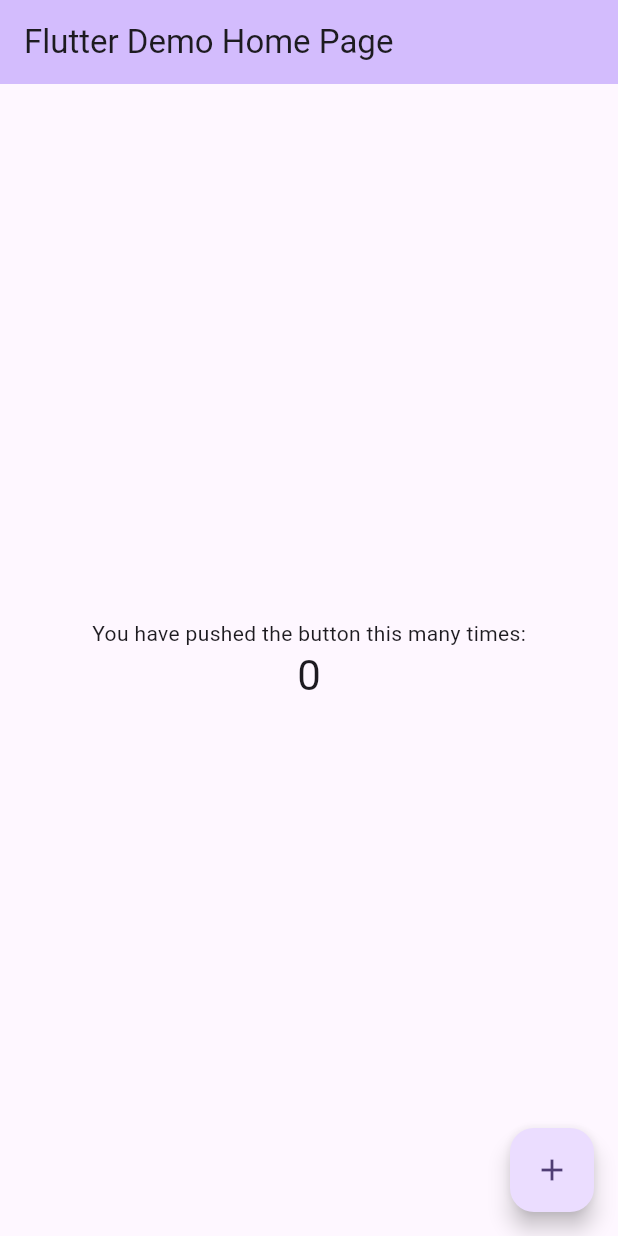
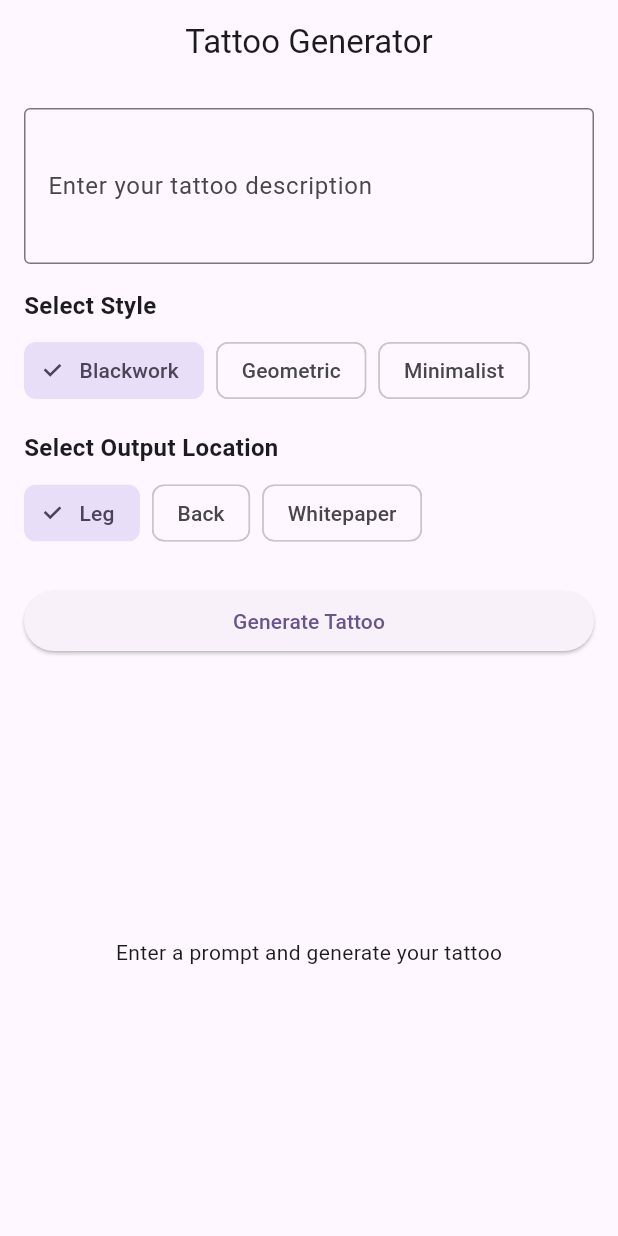
Before and after one commit to ssertgoz/TattoApp, a Flutter app: the screen it shows after launch, on a phone screen of 412 x 824 dp. Run offline on Flutter 3.47's test engine with Material 3 defaults, Android fonts, the phone set to English and light mode, and no system bars; our stand-ins replace dartz, dio, equatable, flutter_bloc, get_it.

Commit message:
mobile app generator page is ready with mock data and simple UI

```diff
--- /dev/null
+++ b/tatto_app_mobile/lib/core/error/failures.dart
@@ -0,0 +1,17 @@
+import 'package:equatable/equatable.dart';
+
+abstract class Failure extends Equatable {
+  final String message;
+  const Failure(this.message);
+
+  @override
+  List<Object> get props => [message];
+}
+
+class ServerFailure extends Failure {
+  const ServerFailure(String message) : super(message);
+}
+
+class NetworkFailure extends Failure {
+  const NetworkFailure(String message) : super(message);
+}
--- /dev/null
+++ b/tatto_app_mobile/lib/core/usecases/usecase.dart
@@ -0,0 +1,12 @@
+import 'package:dartz/dartz.dart';
+import 'package:equatable/equatable.dart';
+import '../error/failures.dart';
+
+abstract class UseCase<Type, Params> {
+  Future<Either<Failure, Type>> call(Params params);
+}
+
+class NoParams extends Equatable {
+  @override
+  List<Object> get props => [];
+}
--- /dev/null
+++ b/tatto_app_mobile/lib/features/tattoo_generator/data/datasources/tattoo_remote_data_source.dart
@@ -0,0 +1,32 @@
+import 'package:dio/dio.dart';
+import '../models/tattoo_model.dart';
+
+abstract class TattooRemoteDataSource {
+  Future<TattooModel> generateTattoo({
+    required String prompt,
+    required String style,
+    required String outputLocation,
+  });
+}
+
+class TattooRemoteDataSourceImpl implements TattooRemoteDataSource {
+  final Dio dio;
+
+  TattooRemoteDataSourceImpl({required this.dio});
+
+  @override
+  Future<TattooModel> generateTattoo({
+    required String prompt,
+    required String style,
+    required String outputLocation,
+  }) async {
+    // TODO: Replace with actual API call
+    // For now, return mock data
+    return TattooModel(
+      imageUrl: 'https://picsum.photos/200/300',
+      prompt: prompt,
+      style: style,
+      outputLocation: outputLocation,
+    );
+  }
+}
--- /dev/null
+++ b/tatto_app_mobile/lib/features/tattoo_generator/data/models/tattoo_model.dart
@@ -0,0 +1,33 @@
+import '../../domain/entities/tattoo.dart';
+
+class TattooModel extends Tattoo {
+  const TattooModel({
+    required String imageUrl,
+    required String prompt,
+    required String style,
+    required String outputLocation,
+  }) : super(
+          imageUrl: imageUrl,
+          prompt: prompt,
+          style: style,
+          outputLocation: outputLocation,
+        );
+
+  factory TattooModel.fromJson(Map<String, dynamic> json) {
+    return TattooModel(
+      imageUrl: json['imageUrl'] as String,
+      prompt: json['prompt'] as String,
+      style: json['style'] as String,
+      outputLocation: json['outputLocation'] as String,
+    );
+  }
+
+  Map<String, dynamic> toJson() {
+    return {
+      'imageUrl': imageUrl,
+      'prompt': prompt,
+      'style': style,
+      'outputLocation': outputLocation,
+    };
+  }
+}
--- /dev/null
+++ b/tatto_app_mobile/lib/features/tattoo_generator/data/repositories/tattoo_repository_impl.dart
@@ -0,0 +1,30 @@
+import 'package:dartz/dartz.dart';
+
+import '../../../../core/error/failures.dart';
+import '../../domain/entities/tattoo.dart';
+import '../../domain/repositories/tattoo_repository.dart';
+import '../datasources/tattoo_remote_data_source.dart';
+
+class TattooRepositoryImpl implements TattooRepository {
+  final TattooRemoteDataSource remoteDataSource;
+
+  TattooRepositoryImpl({required this.remoteDataSource});
+
+  @override
+  Future<Either<Failure, Tattoo>> generateTattoo({
+    required String prompt,
+    required String style,
+    required String outputLocation,
+  }) async {
+    try {
+      final tattoo = await remoteDataSource.generateTattoo(
+        prompt: prompt,
+        style: style,
+        outputLocation: outputLocation,
+      );
+      return Right(tattoo);
+    } catch (e) {
+      return Left(ServerFailure(e.toString()));
+    }
+  }
+}
--- /dev/null
+++ b/tatto_app_mobile/lib/features/tattoo_generator/domain/entities/tattoo.dart
@@ -0,0 +1,18 @@
+import 'package:equatable/equatable.dart';
+
+class Tattoo extends Equatable {
+  final String imageUrl;
+  final String prompt;
+  final String style;
+  final String outputLocation;
+
+  const Tattoo({
+    required this.imageUrl,
+    required this.prompt,
+    required this.style,
+    required this.outputLocation,
+  });
+
+  @override
+  List<Object> get props => [imageUrl, prompt, style, outputLocation];
+}
--- /dev/null
+++ b/tatto_app_mobile/lib/features/tattoo_generator/domain/repositories/tattoo_repository.dart
@@ -0,0 +1,11 @@
+import 'package:dartz/dartz.dart';
+import '../../../../core/error/failures.dart';
+import '../entities/tattoo.dart';
+
+abstract class TattooRepository {
+  Future<Either<Failure, Tattoo>> generateTattoo({
+    required String prompt,
+    required String style,
+    required String outputLocation,
+  });
+}
--- /dev/null
+++ b/tatto_app_mobile/lib/features/tattoo_generator/domain/usecases/generate_tattoo.dart
@@ -0,0 +1,36 @@
+import 'package:dartz/dartz.dart';
+import 'package:equatable/equatable.dart';
+import '../../../../core/error/failures.dart';
+import '../../../../core/usecases/usecase.dart';
+import '../entities/tattoo.dart';
+import '../repositories/tattoo_repository.dart';
+
+class GenerateTattoo implements UseCase<Tattoo, GenerateTattooParams> {
+  final TattooRepository repository;
+
+  GenerateTattoo(this.repository);
+
+  @override
+  Future<Either<Failure, Tattoo>> call(GenerateTattooParams params) async {
+    return await repository.generateTattoo(
+      prompt: params.prompt,
+      style: params.style,
+      outputLocation: params.outputLocation,
+    );
+  }
+}
+
+class GenerateTattooParams extends Equatable {
+  final String prompt;
+  final String style;
+  final String outputLocation;
+
+  const GenerateTattooParams({
+    required this.prompt,
+    required this.style,
+    required this.outputLocation,
+  });
+
+  @override
+  List<Object> get props => [prompt, style, outputLocation];
+}
--- /dev/null
+++ b/tatto_app_mobile/lib/features/tattoo_generator/presentation/bloc/tattoo_generator_bloc.dart
@@ -0,0 +1,35 @@
+import 'package:flutter_bloc/flutter_bloc.dart';
+import 'package:equatable/equatable.dart';
+import '../../domain/entities/tattoo.dart';
+import '../../domain/usecases/generate_tattoo.dart';
+
+part 'tattoo_generator_event.dart';
+part 'tattoo_generator_state.dart';
+
+class TattooGeneratorBloc extends Bloc<TattooGeneratorEvent, TattooGeneratorState> {
+  final GenerateTattoo generateTattoo;
+
+  TattooGeneratorBloc({required this.generateTattoo}) : super(TattooGeneratorInitial()) {
+    on<GenerateTattooEvent>(_onGenerateTattoo);
+  }
+
+  Future<void> _onGenerateTattoo(
+    GenerateTattooEvent event,
+    Emitter<TattooGeneratorState> emit,
+  ) async {
+    emit(TattooGeneratorLoading());
+
+    final result = await generateTattoo(
+      GenerateTattooParams(
+        prompt: event.prompt,
+        style: event.style,
+        outputLocation: event.outputLocation,
+      ),
+    );
+
+    result.fold(
+      (failure) => emit(TattooGeneratorError(failure.message)),
+      (tattoo) => emit(TattooGeneratorSuccess(tattoo)),
+    );
+  }
+}
--- /dev/null
+++ b/tatto_app_mobile/lib/features/tattoo_generator/presentation/bloc/tattoo_generator_event.dart
@@ -0,0 +1,23 @@
+part of 'tattoo_generator_bloc.dart';
+
+abstract class TattooGeneratorEvent extends Equatable {
+  const TattooGeneratorEvent();
+
+  @override
+  List<Object> get props => [];
+}
+
+class GenerateTattooEvent extends TattooGeneratorEvent {
+  final String prompt;
+  final String style;
+  final String outputLocation;
+
+  const GenerateTattooEvent({
+    required this.prompt,
+    required this.style,
+    required this.outputLocation,
+  });
+
+  @override
+  List<Object> get props => [prompt, style, outputLocation];
+}
--- /dev/null
+++ b/tatto_app_mobile/lib/features/tattoo_generator/presentation/bloc/tattoo_generator_state.dart
@@ -0,0 +1,30 @@
+part of 'tattoo_generator_bloc.dart';
+
+abstract class TattooGeneratorState extends Equatable {
+  const TattooGeneratorState();
+
+  @override
+  List<Object> get props => [];
+}
+
+class TattooGeneratorInitial extends TattooGeneratorState {}
+
+class TattooGeneratorLoading extends TattooGeneratorState {}
+
+class TattooGeneratorSuccess extends TattooGeneratorState {
+  final Tattoo tattoo;
+
+  const TattooGeneratorSuccess(this.tattoo);
+
+  @override
+  List<Object> get props => [tattoo];
+}
+
+class TattooGeneratorError extends TattooGeneratorState {
+  final String message;
+
+  const TattooGeneratorError(this.message);
+
+  @override
+  List<Object> get props => [message];
+}
--- /dev/null
+++ b/tatto_app_mobile/lib/features/tattoo_generator/presentation/pages/tattoo_generator_page.dart
@@ -0,0 +1,104 @@
+import 'package:flutter/material.dart';
+import 'package:flutter_bloc/flutter_bloc.dart';
+import '../bloc/tattoo_generator_bloc.dart';
+import '../widgets/style_selector.dart';
+import '../widgets/output_location_selector.dart';
+
+class TattooGeneratorPage extends StatefulWidget {
+  const TattooGeneratorPage({super.key});
+
+  @override
+  State<TattooGeneratorPage> createState() => _TattooGeneratorPageState();
+}
+
+class _TattooGeneratorPageState extends State<TattooGeneratorPage> {
+  final _promptController = TextEditingController();
+  String _selectedStyle = 'Blackwork';
+  String _selectedLocation = 'Leg';
+
+  @override
+  void dispose() {
+    _promptController.dispose();
+    super.dispose();
+  }
+
+  void _generateTattoo() {
+    context.read<TattooGeneratorBloc>().add(
+          GenerateTattooEvent(
+            prompt: _promptController.text,
+            style: _selectedStyle,
+            outputLocation: _selectedLocation,
+          ),
+        );
+  }
+
+  @override
+  Widget build(BuildContext context) {
+    return Scaffold(
+      appBar: AppBar(
+        title: const Text('Tattoo Generator'),
+        centerTitle: true,
+      ),
+      body: Padding(
+        padding: const EdgeInsets.all(16.0),
+        child: Column(
+          crossAxisAlignment: CrossAxisAlignment.stretch,
+          children: [
+            TextField(
+              controller: _promptController,
+              decoration: const InputDecoration(
+                labelText: 'Enter your tattoo description',
+                border: OutlineInputBorder(),
+              ),
+              maxLines: 3,
+            ),
+            const SizedBox(height: 16),
+            StyleSelector(
+              selectedStyle: _selectedStyle,
+              onStyleSelected: (style) {
+                setState(() => _selectedStyle = style);
+              },
+            ),
+            const SizedBox(height: 16),
+            OutputLocationSelector(
+              selectedLocation: _selectedLocation,
+              onLocationSelected: (location) {
+                setState(() => _selectedLocation = location);
+              },
+            ),
+            const SizedBox(height: 24),
+            ElevatedButton(
+              onPressed: _generateTattoo,
+              child: const Text('Generate Tattoo'),
+            ),
+            const SizedBox(height: 24),
+            Expanded(
+              child: BlocBuilder<TattooGeneratorBloc, TattooGeneratorState>(
+                builder: (context, state) {
+                  if (state is TattooGeneratorLoading) {
+                    return const Center(child: CircularProgressIndicator());
+                  } else if (state is TattooGeneratorSuccess) {
+                    return Image.network(
+                      state.tattoo.imageUrl,
+                      fit: BoxFit.contain,
+                    );
+                  } else if (state is TattooGeneratorError) {
+                    return Center(
+                      child: Text(
+                        state.message,
+                        style: const TextStyle(color: Colors.red),
+                      ),
+                    );
+                  }
+                  return const Center(
+                    child: Text('Enter a prompt and generate your tattoo'),
+                  );
+                },
+              ),
+            ),
+          ],
+        ),
+      ),
+    );
+  }
+}
--- /dev/null
+++ b/tatto_app_mobile/lib/features/tattoo_generator/presentation/widgets/output_location_selector.dart
@@ -0,0 +1,42 @@
+import 'package:flutter/material.dart';
+
+class OutputLocationSelector extends StatelessWidget {
+  final String selectedLocation;
+  final Function(String) onLocationSelected;
+
+  const OutputLocationSelector({
+    super.key,
+    required this.selectedLocation,
+    required this.onLocationSelected,
+  });
+
+  static const locations = ['Leg', 'Back', 'Whitepaper'];
+
+  @override
+  Widget build(BuildContext context) {
+    return Column(
+      crossAxisAlignment: CrossAxisAlignment.stretch,
+      children: [
+        const Text(
+          'Select Output Location',
+          style: TextStyle(fontSize: 16, fontWeight: FontWeight.bold),
+        ),
+        const SizedBox(height: 8),
+        Wrap(
+          spacing: 8,
+          children: locations.map((location) {
+            return ChoiceChip(
+              label: Text(location),
+              selected: selectedLocation == location,
+              onSelected: (selected) {
+                if (selected) {
+                  onLocationSelected(location);
+                }
+              },
+            );
+          }).toList(),
+        ),
+      ],
+    );
+  }
+}
--- /dev/null
+++ b/tatto_app_mobile/lib/features/tattoo_generator/presentation/widgets/style_selector.dart
@@ -0,0 +1,42 @@
+import 'package:flutter/material.dart';
+
+class StyleSelector extends StatelessWidget {
+  final String selectedStyle;
+  final Function(String) onStyleSelected;
+
+  const StyleSelector({
+    super.key,
+    required this.selectedStyle,
+    required this.onStyleSelected,
+  });
+
+  static const styles = ['Blackwork', 'Geometric', 'Minimalist'];
+
+  @override
+  Widget build(BuildContext context) {
+    return Column(
+      crossAxisAlignment: CrossAxisAlignment.stretch,
+      children: [
+        const Text(
+          'Select Style',
+          style: TextStyle(fontSize: 16, fontWeight: FontWeight.bold),
+        ),
+        const SizedBox(height: 8),
+        Wrap(
+          spacing: 8,
+          children: styles.map((style) {
+            return ChoiceChip(
+              label: Text(style),
+              selected: selectedStyle == style,
+              onSelected: (selected) {
+                if (selected) {
+                  onStyleSelected(style);
+                }
+              },
+            );
+          }).toList(),
+        ),
+      ],
+    );
+  }
+}
--- /dev/null
+++ b/tatto_app_mobile/lib/injection_container.dart
@@ -0,0 +1,26 @@
+import 'package:dio/dio.dart';
+import 'package:get_it/get_it.dart';
+import 'features/tattoo_generator/data/datasources/tattoo_remote_data_source.dart';
+import 'features/tattoo_generator/data/repositories/tattoo_repository_impl.dart';
+import 'features/tattoo_generator/domain/repositories/tattoo_repository.dart';
+import 'features/tattoo_generator/domain/usecases/generate_tattoo.dart';
+
+final sl = GetIt.instance;
+
+Future<void> init() async {
+  // Use cases
+  sl.registerLazySingleton(() => GenerateTattoo(sl()));
+
+  // External
+  sl.registerLazySingleton(() => Dio());
+
+  // Data sources
+  sl.registerLazySingleton<TattooRemoteDataSource>(
+    () => TattooRemoteDataSourceImpl(dio: sl()),
+  );
+
+  // Repository
+  sl.registerLazySingleton<TattooRepository>(
+    () => TattooRepositoryImpl(remoteDataSource: sl()),
+  );
+}
--- a/tatto_app_mobile/lib/main.dart
+++ b/tatto_app_mobile/lib/main.dart
@@ -1,125 +1,34 @@
 import 'package:flutter/material.dart';
+import 'package:flutter_bloc/flutter_bloc.dart';
+import 'injection_container.dart' as di;
+import 'features/tattoo_generator/presentation/bloc/tattoo_generator_bloc.dart';
+import 'features/tattoo_generator/presentation/pages/tattoo_generator_page.dart';
 
-void main() {
+final getIt = di.sl;
+
+void main() async {
+  WidgetsFlutterBinding.ensureInitialized();
+  await di.init();
   runApp(const MyApp());
 }
 
 class MyApp extends StatelessWidget {
   const MyApp({super.key});
 
-  // This widget is the root of your application.
   @override
   Widget build(BuildContext context) {
     return MaterialApp(
-      title: 'Flutter Demo',
+      title: 'Tattoo Generator',
       theme: ThemeData(
-        // This is the theme of your application.
-        //
-        // TRY THIS: Try running your application with "flutter run". You'll see
-        // the application has a purple toolbar. Then, without quitting the app,
-        // try changing the seedColor in the colorScheme below to Colors.green
-        // and then invoke "hot reload" (save your changes or press the "hot
-        // reload" button in a Flutter-supported IDE, or press "r" if you used
-        // the command line to start the app).
-        //
-        // Notice that the counter didn't reset back to zero; the application
-        // state is not lost during the reload. To reset the state, use hot
-        // restart instead.
-        //
-        // This works for code too, not just values: Most code changes can be
-        // tested with just a hot reload.
         colorScheme: ColorScheme.fromSeed(seedColor: Colors.deepPurple),
         useMaterial3: true,
       ),
-      home: const MyHomePage(title: 'Flutter Demo Home Page'),
+      home: BlocProvider(
+        create: (context) => TattooGeneratorBloc(
+          generateTattoo: getIt(),
+        ),
+        child: const TattooGeneratorPage(),
+      ),
     );
   }
 }
-
-class MyHomePage extends StatefulWidget {
-  const MyHomePage({super.key, required this.title});
-
-  // This widget is the home page of your application. It is stateful, meaning
-  // that it has a State object (defined below) that contains fields that affect
-  // how it looks.
-
-  // This class is the configuration for the state. It holds the values (in this
-  // case the title) provided by the parent (in this case the App widget) and
-  // used by the build method of the State. Fields in a Widget subclass are
-  // always marked "final".
-
-  final String title;
-
-  @override
-  State<MyHomePage> createState() => _MyHomePageState();
-}
-
-class _MyHomePageState extends State<MyHomePage> {
-  int _counter = 0;
-
-  void _incrementCounter() {
-    setState(() {
-      // This call to setState tells the Flutter framework that something has
-      // changed in this State, which causes it to rerun the build method below
-      // so that the display can reflect the updated values. If we changed
-      // _counter without calling setState(), then the build method would not be
-      // called again, and so nothing would appear to happen.
-      _counter++;
-    });
-  }
-
-  @override
-  Widget build(BuildContext context) {
-    // This method is rerun every time setState is called, for instance as done
-    // by the _incrementCounter method above.
-    //
-    // The Flutter framework has been optimized to make rerunning build methods
-    // fast, so that you can just rebuild anything that needs updating rather
-    // than having to individually change instances of widgets.
-    return Scaffold(
-      appBar: AppBar(
-        // TRY THIS: Try changing the color here to a specific color (to
-        // Colors.amber, perhaps?) and trigger a hot reload to see the AppBar
-        // change color while the other colors stay the same.
-        backgroundColor: Theme.of(context).colorScheme.inversePrimary,
-        // Here we take the value from the MyHomePage object that was created by
-        // the App.build method, and use it to set our appbar title.
-        title: Text(widget.title),
-      ),
-      body: Center(
-        // Center is a layout widget. It takes a single child and positions it
-        // in the middle of the parent.
-        child: Column(
-          // Column is also a layout widget. It takes a list of children and
-          // arranges them vertically. By default, it sizes itself to fit its
-          // children horizontally, and tries to be as tall as its parent.
-          //
-          // Column has various properties to control how it sizes itself and
-          // how it positions its children. Here we use mainAxisAlignment to
-          // center the children vertically; the main axis here is the vertical
-          // axis because Columns are vertical (the cross axis would be
-          // horizontal).
-          //
-          // TRY THIS: Invoke "debug painting" (choose the "Toggle Debug Paint"
-          // action in the IDE, or press "p" in the console), to see the
-          // wireframe for each widget.
-          mainAxisAlignment: MainAxisAlignment.center,
-          children: <Widget>[
-            const Text(
-              'You have pushed the button this many times:',
-            ),
-            Text(
-              '$_counter',
-              style: Theme.of(context).textTheme.headlineMedium,
-            ),
-          ],
-        ),
-      ),
-      floatingActionButton: FloatingActionButton(
-        onPressed: _incrementCounter,
-        tooltip: 'Increment',
-        child: const Icon(Icons.add),
-      ), // This trailing comma makes auto-formatting nicer for build methods.
-    );
-  }
-}
```
Also changed, not shown: tatto_app_mobile/pubspec.yaml (+18 -2 lines), tatto_app_mobile/pubspec.lock, 3 other files.
